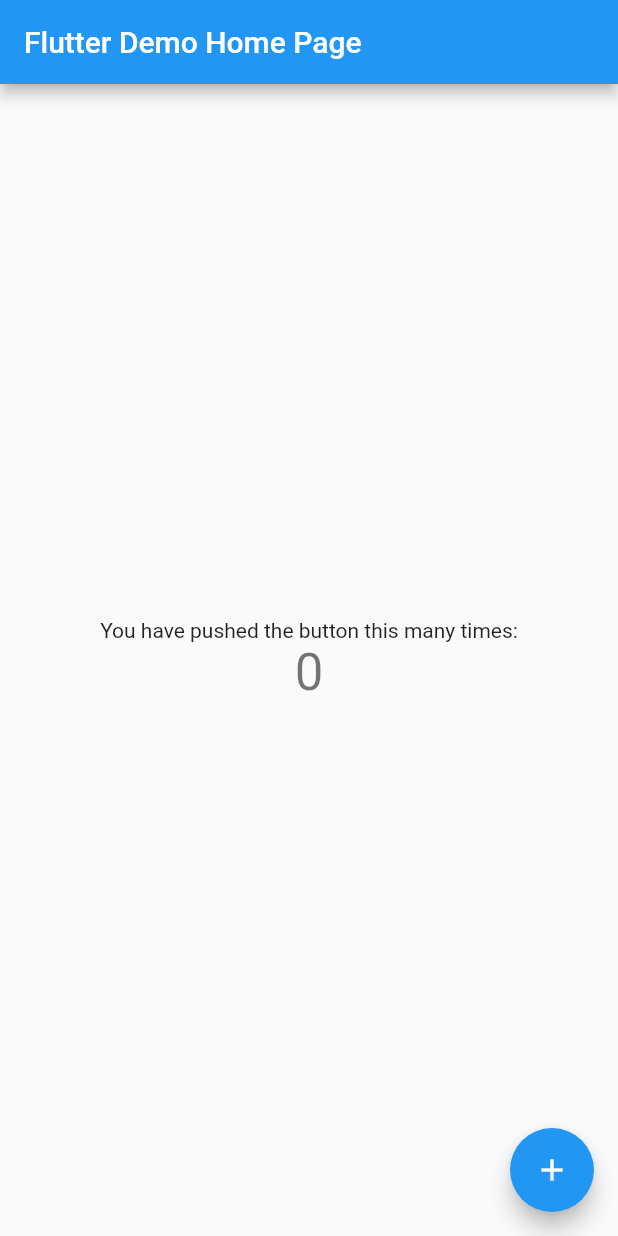
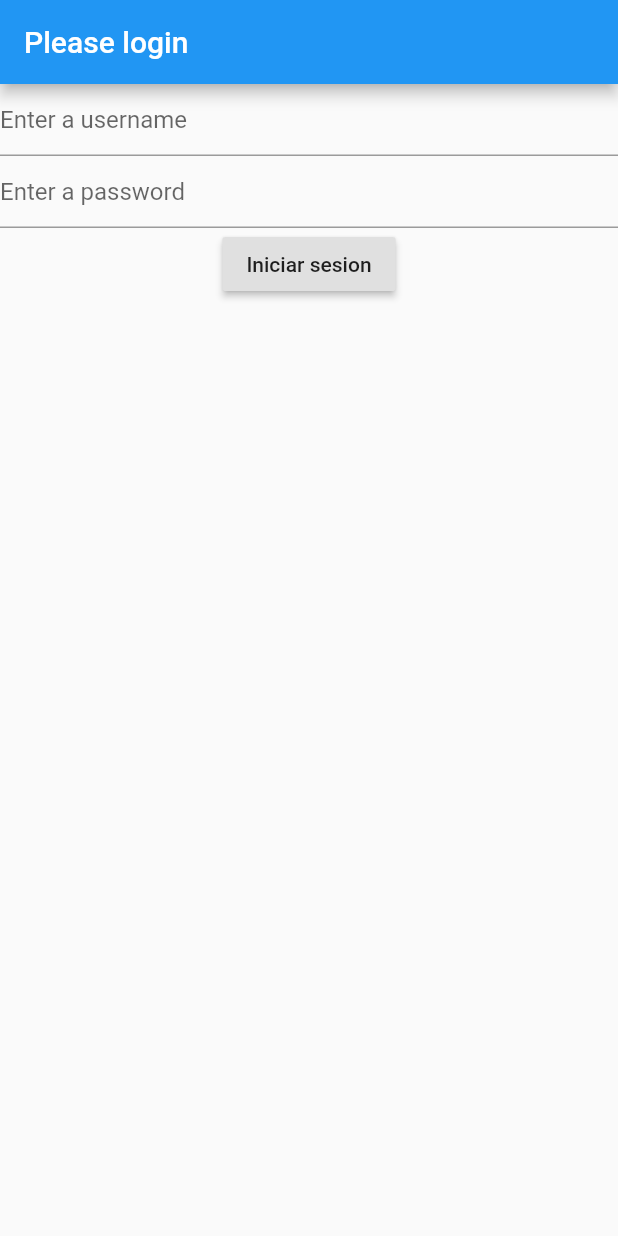
Before and after one commit to bichocj/flutter-demo, a Flutter app: the screen it shows after launch, on a phone screen of 412 x 824 dp. Run offline on Flutter 3.47's test engine with Material 2 defaults, Android fonts, the phone set to English and light mode, and no system bars.

Commit message:
added login and settings screen

```diff
--- /dev/null
+++ b/lib/login.dart
@@ -0,0 +1,30 @@
+import 'package:flutter/material.dart';
+//import 'package:flutter/widgets.dart';
+//import 'package:flutter/foundation.dart';
+
+class Login extends StatelessWidget {
+  const Login({
+    Key key,
+    @required this.onSubmit
+  }) : super(key:key);
+
+  final VoidCallback onSubmit;
+  static final TextEditingController _username = new TextEditingController();
+  static final TextEditingController _password = new TextEditingController();
+
+  String get username => _username.text;
+  String get password => _password.text;
+
+  @override
+  Widget build(BuildContext context){
+    return new Column(children: <Widget>[
+      new TextField(controller: _username, decoration: new InputDecoration(hintText: 'Enter a username'),),
+      new TextField(controller: _password, decoration: new InputDecoration(hintText: 'Enter a password'),),
+      new RaisedButton(
+        child: new Text("Iniciar sesion"),
+        onPressed: (){this.onSubmit();},
+      )
+    ],
+    );
+  }
+}
--- a/lib/main.dart
+++ b/lib/main.dart
@@ -1,4 +1,6 @@
 import 'package:flutter/material.dart';
+import 'package:flutter_demo/Login.dart';
+import 'package:flutter_demo/Settings.dart';
 
 void main() => runApp(new MyApp());
 
@@ -43,16 +45,49 @@ class MyHomePage extends StatefulWidget {
 }
 
 class _MyHomePageState extends State<MyHomePage> {
-  int _counter = 0;
 
-  void _incrementCounter() {
-    setState(() {
-      // This call to setState tells the Flutter framework that something has
-      // changed in this State, which causes it to rerun the build method below
-      // so that the display can reflect the updated values. If we changed
-      // _counter without calling setState(), then the build method would not be
-      // called again, and so nothing would appear to happen.
-      _counter++;
+  String _title = "Please login";
+  Widget _screen;
+  Login _login;
+  Settings _settings;
+  bool _authenticated;
+
+  _MyHomePageState(){
+    _login = new Login(onSubmit: (){onSubmit();}, );
+    _settings = new Settings();
+    _screen = _login;
+    _authenticated = false;
+  }
+
+  void onSubmit(){
+    print("Login with "+ _login.username);
+    if(_login.username == 'user' && _login.password == 'pwd'){
+      _setAuthenticated(true);
+    }else{
+      print("Usuario y contraseña incorrecto");
+    }
+  }
+
+  void goHome(){
+    print('go home');
+    setState((){
+      if(_authenticated == true){
+        _screen = _settings;
+      }else{
+        _screen = _login;
+      }
+    });
+  }
+
+  void _setAuthenticated(bool auth){
+    setState((){
+      if(auth==true){
+        _screen = _settings;
+        _title = 'Welcome';
+      }else{
+        _screen = _login;
+        _title = 'Please Login';
+      }
     });
   }
 
@@ -68,42 +103,9 @@ class _MyHomePageState extends State<MyHomePage> {
       appBar: new AppBar(
         // Here we take the value from the MyHomePage object that was created by
         // the App.build method, and use it to set our appbar title.
-        title: new Text(widget.title),
+        title: new Text(_title),
       ),
-      body: new Center(
-        // Center is a layout widget. It takes a single child and positions it
-        // in the middle of the parent.
-        child: new Column(
-          // Column is also layout widget. It takes a list of children and
-          // arranges them vertically. By default, it sizes itself to fit its
-          // children horizontally, and tries to be as tall as its parent.
-          //
-          // Invoke "debug paint" (press "p" in the console where you ran
-          // "flutter run", or select "Toggle Debug Paint" from the Flutter tool
-          // window in IntelliJ) to see the wireframe for each widget.
-          //
-          // Column has various properties to control how it sizes itself and
-          // how it positions its children. Here we use mainAxisAlignment to
-          // center the children vertically; the main axis here is the vertical
-          // axis because Columns are vertical (the cross axis would be
-          // horizontal).
-          mainAxisAlignment: MainAxisAlignment.center,
-          children: <Widget>[
-            new Text(
-              'You have pushed the button this many times:',
-            ),
-            new Text(
-              '$_counter',
-              style: Theme.of(context).textTheme.display1,
-            ),
-          ],
-        ),
-      ),
-      floatingActionButton: new FloatingActionButton(
-        onPressed: _incrementCounter,
-        tooltip: 'Increment',
-        child: new Icon(Icons.add),
-      ), // This trailing comma makes auto-formatting nicer for build methods.
+      body: _screen
     );
   }
 }
```
Also changed, not shown: lib/settings.dart (added, +8 -0 lines).
